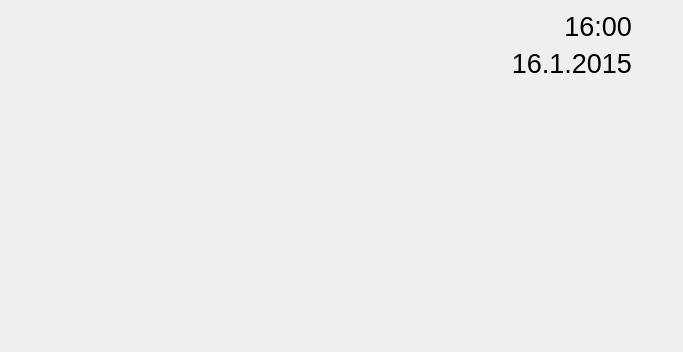
Before: the Qt Designer form TallyOnRaspberry/mainwindow.ui in Deltachi/Tally_Teamproject, drawn with Qt 5.
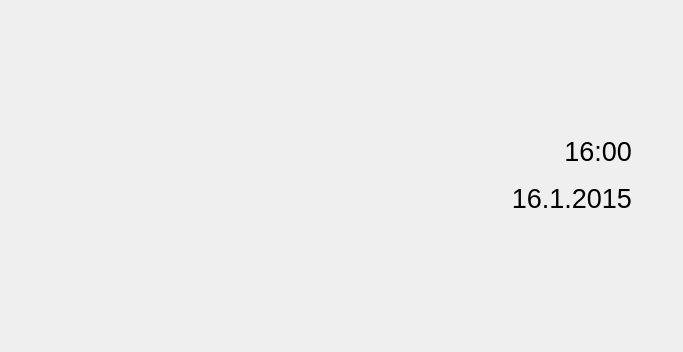
After: the same form once the commit is applied. Icons and pictures are not drawn.

Diff of the .ui file:
```diff
--- a/TallyOnRaspberry/mainwindow.ui
+++ b/TallyOnRaspberry/mainwindow.ui
@@ -20,7 +20,7 @@
    <property name="autoFillBackground">
     <bool>false</bool>
    </property>
-   <layout class="QVBoxLayout" name="verticalLayout" stretch="1,100">
+   <layout class="QVBoxLayout" name="verticalLayout" stretch="1,200">
     <item>
      <layout class="QHBoxLayout" name="horizontalLayout_3" stretch="1,1,1">
       <property name="spacing">
@@ -71,7 +71,7 @@
        </spacer>
       </item>
       <item>
-       <layout class="QVBoxLayout" name="verticalLayoutDate" stretch="1,1,1">
+       <layout class="QVBoxLayout" name="verticalLayoutDate" stretch="1,1">
         <item>
          <widget class="QLabel" name="label_Time">
           <property name="sizePolicy">
@@ -127,22 +127,6 @@
           </property>
          </widget>
         </item>
-        <item>
-         <spacer name="verticalSpacer">
-          <property name="orientation">
-           <enum>Qt::Vertical</enum>
-          </property>
-          <property name="sizeType">
-           <enum>QSizePolicy::Expanding</enum>
-          </property>
-          <property name="sizeHint" stdset="0">
-           <size>
-            <width>10</width>
-            <height>20</height>
-           </size>
-          </property>
-         </spacer>
-        </item>
        </layout>
       </item>
      </layout>
```
Left out of the diff: 5 changed lines with no effect on the pictures.
